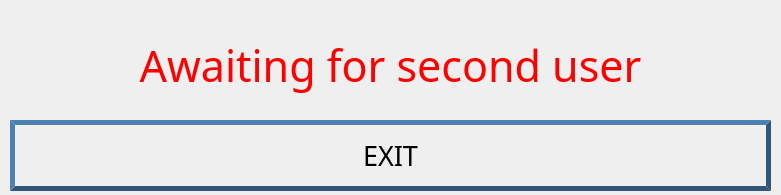
The window that AwaitingWindow.ui (eeetwinkle/memo_game) describes before a commit, drawn with Qt 5.
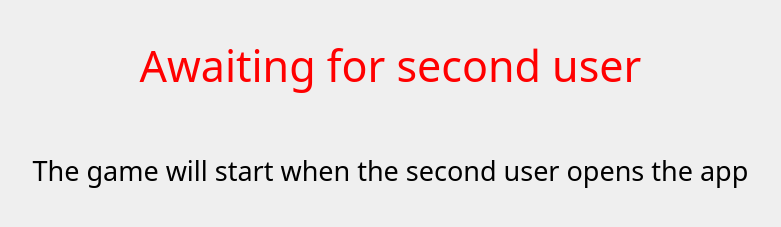
The same window after the commit.

Commit message: работают окна ожидания у обоих участников, попроавила потоки и двойное зажатие кнопки

Diff of the .ui file:
```diff
--- a/AwaitingWindow.ui
+++ b/AwaitingWindow.ui
@@ -7,7 +7,7 @@
     <x>0</x>
     <y>0</y>
     <width>781</width>
-    <height>195</height>
+    <height>227</height>
    </rect>
   </property>
   <property name="windowTitle">
@@ -41,37 +41,36 @@
    <property name="alignment">
     <set>Qt::AlignCenter</set>
    </property>
+   <property name="wordWrap">
+    <bool>true</bool>
+   </property>
   </widget>
-  <widget class="QPushButton" name="exit_button">
+  <widget class="QLabel" name="label_2">
    <property name="geometry">
     <rect>
-     <x>10</x>
+     <x>0</x>
      <y>120</y>
-     <width>761</width>
-     <height>71</height>
+     <width>781</width>
+     <height>101</height>
     </rect>
    </property>
    <property name="font">
     <font>
-     <family>Maki-Sans</family>
+     <family>Snap ITC</family>
      <pointsize>20</pointsize>
     </font>
    </property>
    <property name="styleSheet">
-    <string notr="true">QPushButton {
-border: 5px solid #357;
-border-style: outset;
-color: black;
-}
-QPushButton:pressed {
-border: 5px solid #357;
-border-style: outset;
-background: rgb(60,90,150);
-color: rgb(250,250,255);
-}</string>
+    <string notr="true">color: rgb(0,0,0);</string>
    </property>
    <property name="text">
-    <string>EXIT</string>
+    <string>The game will start when the second user opens the app</string>
+   </property>
+   <property name="alignment">
+    <set>Qt::AlignCenter</set>
+   </property>
+   <property name="wordWrap">
+    <bool>true</bool>
    </property>
   </widget>
  </widget>
```
The commit also changes 2 other files.
